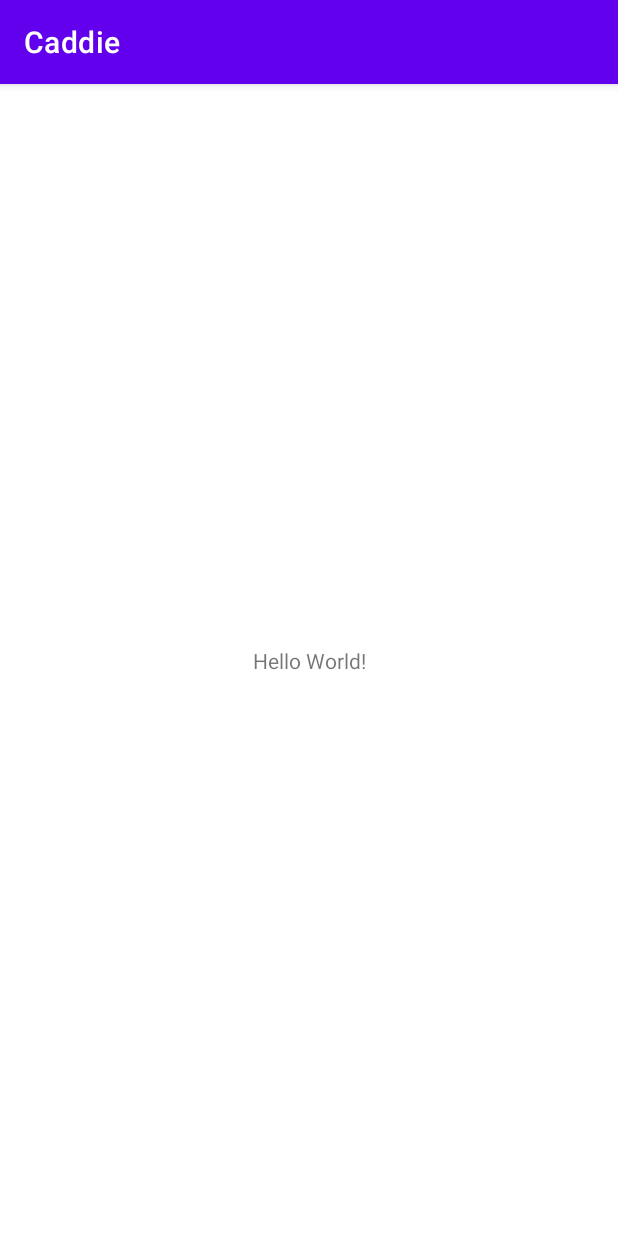
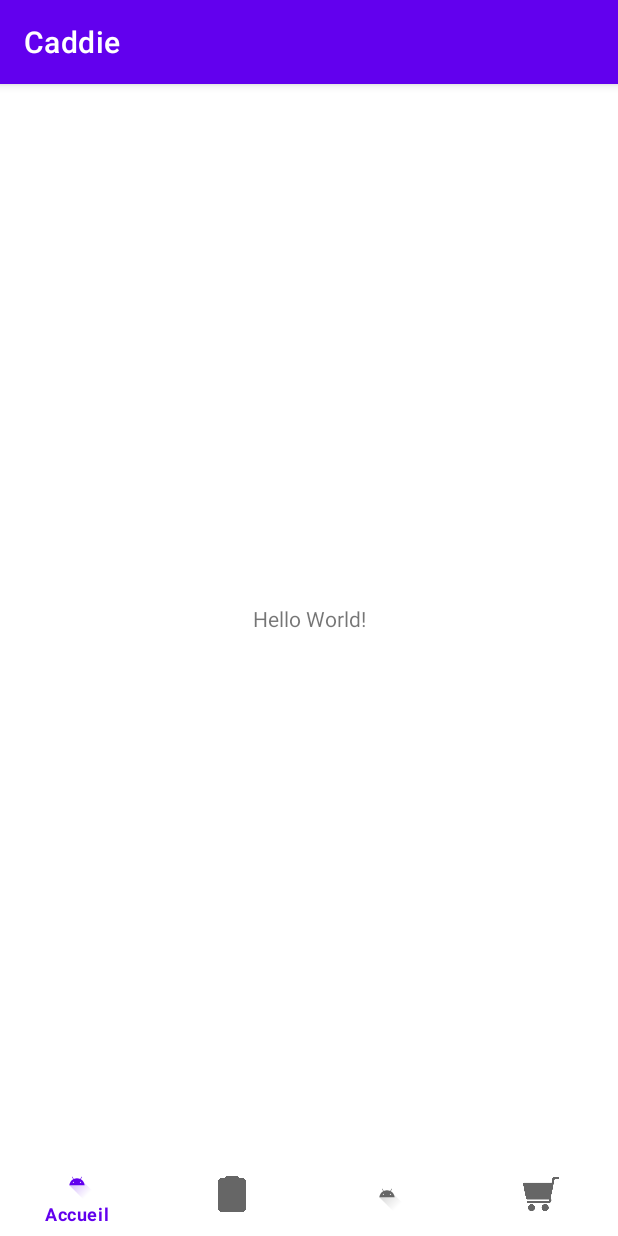
Before and after one commit to UnderscoreXelven/caddy, an Android app: the screen it shows after launch (MainActivity), on a phone screen of 412 x 824 dp. Run offline under Robolectric (Android 15) with nearby library versions, the phone set to English and light mode, and no system bars.

Commit message:
debug mode
ajout de la barre de navigation qui sert pour le moment à naviguer entre les tests d'activity

```diff
--- a/app/build.gradle
+++ b/app/build.gradle
@@ -32,6 +32,8 @@ dependencies {
     implementation 'androidx.appcompat:appcompat:1.4.1'
     implementation 'com.google.android.material:material:1.5.0'
     implementation 'androidx.constraintlayout:constraintlayout:2.1.3'
+    implementation 'androidx.navigation:navigation-fragment:2.4.1'
+    implementation 'androidx.navigation:navigation-ui:2.4.1'
     testImplementation 'junit:junit:4.13.2'
     androidTestImplementation 'androidx.test.ext:junit:1.1.3'
     androidTestImplementation 'androidx.test.espresso:espresso-core:3.4.0'
--- a/app/src/main/res/layout/activity_main.xml
+++ b/app/src/main/res/layout/activity_main.xml
@@ -10,9 +10,23 @@
         android:layout_width="wrap_content"
         android:layout_height="wrap_content"
         android:text="Hello World!"
-        app:layout_constraintBottom_toBottomOf="parent"
+        app:layout_constraintBottom_toTopOf="@id/linear_layout"
         app:layout_constraintLeft_toLeftOf="parent"
         app:layout_constraintRight_toRightOf="parent"
         app:layout_constraintTop_toTopOf="parent" />
 
+    <LinearLayout
+        xmlns:android="http://schemas.android.com/apk/res/android"
+        xmlns:app="http://schemas.android.com/apk/res-auto"
+        android:layout_width="match_parent"
+        android:layout_height="wrap_content"
+        android:id="@+id/linear_layout"
+        app:layout_constraintBottom_toBottomOf="parent">
+        <com.google.android.material.bottomnavigation.BottomNavigationView
+            android:id="@+id/bottom_navigation"
+            android:layout_width="match_parent"
+            android:layout_height="wrap_content"
+            app:menu="@menu/navigation_menu"/>
+    </LinearLayout>
+
 </androidx.constraintlayout.widget.ConstraintLayout>
--- /dev/null
+++ b/app/src/main/res/menu/navigation_menu.xml
@@ -0,0 +1,22 @@
+<menu xmlns:android="http://schemas.android.com/apk/res/android">
+    <item
+        android:id="@+id/goto_main"
+        android:enabled="true"
+        android:icon="@drawable/ic_launcher_foreground"
+        android:title="Accueil"/>
+    <item
+        android:id="@+id/goto_list"
+        android:enabled="true"
+        android:icon="@drawable/check_list"
+        android:title="Listes"/>
+    <item
+        android:id="@+id/goto_allList"
+        android:enabled="true"
+        android:icon="@drawable/ic_launcher_foreground"
+        android:title="AllListes"/>
+    <item
+        android:id="@+id/goto_products"
+        android:enabled="true"
+        android:icon="@drawable/shopping_cart"
+        android:title="Produits"/>
+</menu>
```
Also changed, not shown: app/src/main/java/com/iut/caddie/ListActivity.java (+35 -0 lines), app/src/main/java/com/iut/caddie/MainActivity.java (+23 -0 lines), app/src/main/res/layout/activity_list.xml (+15 -1 lines), app/src/main/res/drawable-v24/check_list.png (added), app/src/main/res/drawable-v24/shopping_cart.png (added).
